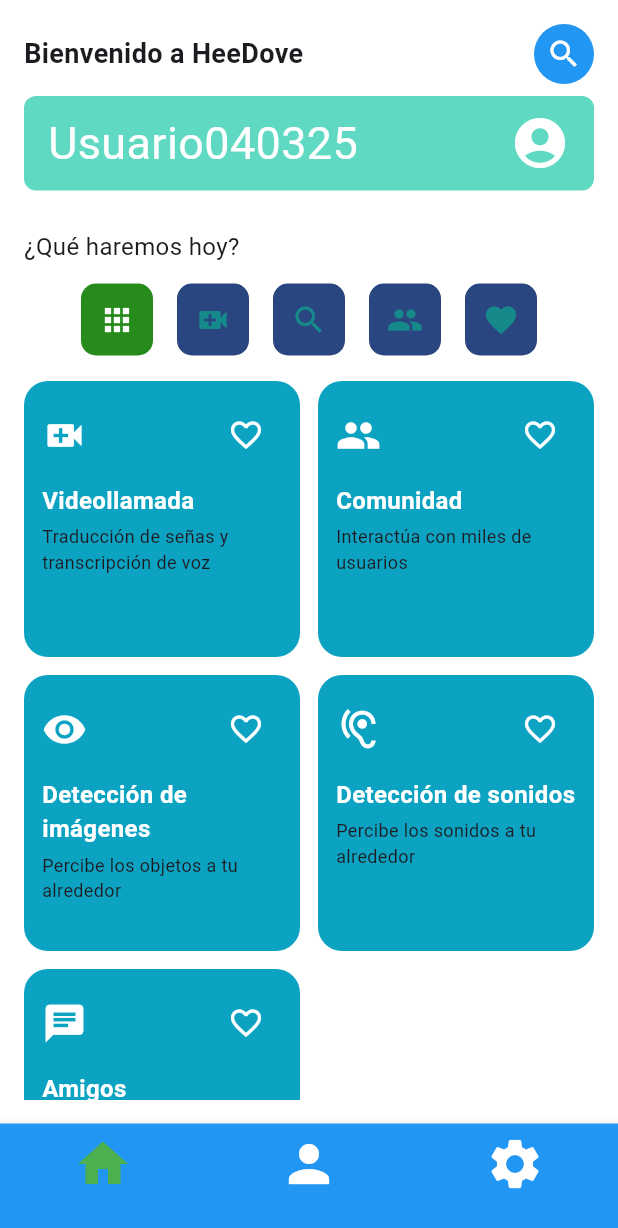
After one commit to ggeldresp18/HeeDove-App, a Flutter app: the HomePage screen opened by its route, on a phone screen of 412 x 824 dp. The commit adds this screen. Shown: the top 1228 px of the screen. Run offline on Flutter 3.47's test engine with Material 3 defaults, Android fonts, the phone set to English and light mode, and no system bars; our stand-ins replace graphql_flutter.

Commit message:
add home, profile and settings

```diff
--- /dev/null
+++ b/Frontend/lib/home.dart
@@ -0,0 +1,226 @@
+import 'package:flutter/material.dart';
+import 'profile.dart';
+import 'settings.dart';
+import 'widgets/custom_bottom_navbar.dart';
+
+class HomePage extends StatefulWidget {
+  const HomePage({super.key});
+
+  @override
+  State<HomePage> createState() => _HomePageState();
+}
+
+class _HomePageState extends State<HomePage> {
+  String selectedCategory = 'All';
+  final Set<String> favorites = {};
+
+  final List<Map<String, dynamic>> allFeatures = [
+    {
+      'icon': Icons.video_call,
+      'title': 'Videollamada',
+      'desc': 'Traducción de señas y transcripción de voz',
+      'category': 'video',
+    },
+    {
+      'icon': Icons.group,
+      'title': 'Comunidad',
+      'desc': 'Interactúa con miles de usuarios',
+      'category': 'social',
+    },
+    {
+      'icon': Icons.visibility,
+      'title': 'Detección de imágenes',
+      'desc': 'Percibe los objetos a tu alrededor',
+      'category': 'visual',
+    },
+    {
+      'icon': Icons.hearing,
+      'title': 'Detección de sonidos',
+      'desc': 'Percibe los sonidos a tu alrededor',
+      'category': 'audio',
+    },
+    {
+      'icon': Icons.chat,
+      'title': 'Amigos',
+      'desc': 'Chatea con tus amigos',
+      'category': 'social',
+    },
+  ];
+
+  List<Map<String, dynamic>> get filteredFeatures {
+    if (selectedCategory == 'All') return allFeatures;
+    if (selectedCategory == 'Favorites') {
+      return allFeatures.where((f) => favorites.contains(f['title'])).toList();
+    }
+    if (selectedCategory == 'deteccion') {
+      return allFeatures
+          .where((f) => f['category'] == 'visual' || f['category'] == 'audio')
+          .toList();
+    }
+    return allFeatures.where((f) => f['category'] == selectedCategory).toList();
+  }
+
+  final List<Map<String, dynamic>> filters = [
+    {'label': 'All', 'icon': Icons.apps},
+    {'label': 'video', 'icon': Icons.video_call},
+    {'label': 'deteccion', 'icon': Icons.search},
+    {'label': 'social', 'icon': Icons.group},
+    {'label': 'Favorites', 'icon': Icons.favorite},
+  ];
+
+  @override
+  Widget build(BuildContext context) {
+    return Scaffold(
+      backgroundColor: Colors.white,
+      body: SafeArea(
+        child: Padding(
+          padding: const EdgeInsets.all(16),
+          child: Column(
+            crossAxisAlignment: CrossAxisAlignment.start,
+            children: [
+              Row(
+                mainAxisAlignment: MainAxisAlignment.spaceBetween,
+                children: const [
+                  Text(
+                    'Bienvenido a HeeDove',
+                    style: TextStyle(fontSize: 18, fontWeight: FontWeight.bold),
+                  ),
+                  CircleAvatar(
+                    backgroundColor: Colors.blue,
+                    child: Icon(Icons.search, color: Colors.white),
+                  ),
+                ],
+              ),
+              const SizedBox(height: 8),
+              Container(
+                padding: const EdgeInsets.symmetric(
+                  horizontal: 16,
+                  vertical: 10,
+                ),
+                decoration: BoxDecoration(
+                  color: const Color(0xFF60D9C3),
+                  borderRadius: BorderRadius.circular(8),
+                ),
+                child: Row(
+                  mainAxisAlignment: MainAxisAlignment.spaceBetween,
+                  children: const [
+                    Text(
+                      'Usuario040325',
+                      style: TextStyle(color: Colors.white, fontSize: 30),
+                    ),
+                    Icon(Icons.account_circle, color: Colors.white, size: 40),
+                  ],
+                ),
+              ),
+              const SizedBox(height: 26),
+              const Text('¿Qué haremos hoy?', style: TextStyle(fontSize: 16)),
+              const SizedBox(height: 12),
+              SizedBox(
+                height: 50,
+                child: Center(
+                  child: Row(
+                    mainAxisAlignment: MainAxisAlignment.center,
+                    children: filters.map((filter) {
+                      final isSelected = selectedCategory == filter['label'];
+                      return Padding(
+                        padding: const EdgeInsets.symmetric(horizontal: 8),
+                        child: GestureDetector(
+                          onTap: () {
+                            setState(() {
+                              selectedCategory = filter['label'];
+                            });
+                          },
+                          child: Container(
+                            width: 48,
+                            height: 48,
+                            decoration: BoxDecoration(
+                              color: isSelected
+                                  ? const Color(0xFF278B1C)
+                                  : const Color(0xFF2A4680),
+                              borderRadius: BorderRadius.circular(10),
+                            ),
+                            child: Icon(
+                              filter['icon'],
+                              color: isSelected
+                                  ? Colors.white
+                                  : const Color(0x8904C494),
+                            ),
+                          ),
+                        ),
+                      );
+                    }).toList(),
+                  ),
+                ),
+              ),
+              const SizedBox(height: 16),
+              Expanded(
+                child: GridView.count(
+                  crossAxisCount: 2,
+                  crossAxisSpacing: 12,
+                  mainAxisSpacing: 12,
+                  children: filteredFeatures.map((feature) {
+                    final isFav = favorites.contains(feature['title']);
+                    return Container(
+                      padding: const EdgeInsets.all(12),
+                      decoration: BoxDecoration(
+                        color: const Color(0xFF0CA3C3),
+                        borderRadius: BorderRadius.circular(16),
+                      ),
+                      child: Column(
+                        crossAxisAlignment: CrossAxisAlignment.start,
+                        children: [
+                          Row(
+                            mainAxisAlignment: MainAxisAlignment.spaceBetween,
+                            children: [
+                              Icon(
+                                feature['icon'],
+                                size: 30,
+                                color: Colors.white,
+                              ),
+                              IconButton(
+                                icon: Icon(
+                                  isFav
+                                      ? Icons.favorite
+                                      : Icons.favorite_border,
+                                  color: Colors.white,
+                                ),
+                                onPressed: () {
+                                  setState(() {
+                                    if (isFav) {
+                                      favorites.remove(feature['title']);
+                                    } else {
+                                      favorites.add(feature['title']);
+                                    }
+                                  });
+                                },
+                              ),
+                            ],
+                          ),
+                          const SizedBox(height: 8),
+                          Text(
+                            feature['title'],
+                            style: const TextStyle(
+                              fontWeight: FontWeight.bold,
+                              fontSize: 16,
+                              color: Colors.white,
+                            ),
+                          ),
+                          const SizedBox(height: 4),
+                          Text(
+                            feature['desc'],
+                            style: const TextStyle(fontSize: 12),
+                          ),
+                        ],
+                      ),
+                    );
+                  }).toList(),
+                ),
+              ),
+            ],
+          ),
+        ),
+      ),
+      bottomNavigationBar: const CustomBottomNavBar(currentIndex: 0),
+    );
+  }
+}
--- /dev/null
+++ b/Frontend/lib/widgets/custom_bottom_navbar.dart
@@ -0,0 +1,60 @@
+import 'package:flutter/material.dart';
+import '/home.dart';
+import '/profile.dart';
+import '/settings.dart';
+
+class CustomBottomNavBar extends StatelessWidget {
+  final int currentIndex;
+
+  const CustomBottomNavBar({super.key, required this.currentIndex});
+
+  void _onItemTapped(BuildContext context, int index) {
+    if (index == currentIndex) return;
+
+    switch (index) {
+      case 0:
+        Navigator.pushReplacement(
+          context,
+          MaterialPageRoute(builder: (context) => const HomePage()),
+        );
+        break;
+      case 1:
+        Navigator.pushReplacement(
+          context,
+          MaterialPageRoute(builder: (context) => const ProfilePage()),
+        );
+        break;
+      case 2:
+        Navigator.pushReplacement(
+          context,
+          MaterialPageRoute(builder: (context) => const SettingsPage()),
+        );
+        break;
+    }
+  }
+
+  @override
+  Widget build(BuildContext context) {
+    return BottomNavigationBar(
+      currentIndex: currentIndex,
+      onTap: (index) => _onItemTapped(context, index),
+      selectedItemColor: Colors.green,
+      unselectedItemColor: Colors.white,
+      backgroundColor: Colors.blue,
+      items: const [
+        BottomNavigationBarItem(
+          icon: Icon(Icons.home, size: 40),
+          label: '',
+        ),
+        BottomNavigationBarItem(
+          icon: Icon(Icons.person, size: 40),
+          label: '',
+        ),
+        BottomNavigationBarItem(
+          icon: Icon(Icons.settings, size: 40),
+          label: '',
+        ),
+      ],
+    );
+  }
+}
```
Also changed, not shown: Frontend/lib/login.dart (+7 -3 lines), Frontend/lib/main.dart (+9 -3 lines), Frontend/lib/profile.dart (added, +63 -0 lines), Frontend/lib/settings.dart (added, +63 -0 lines).
